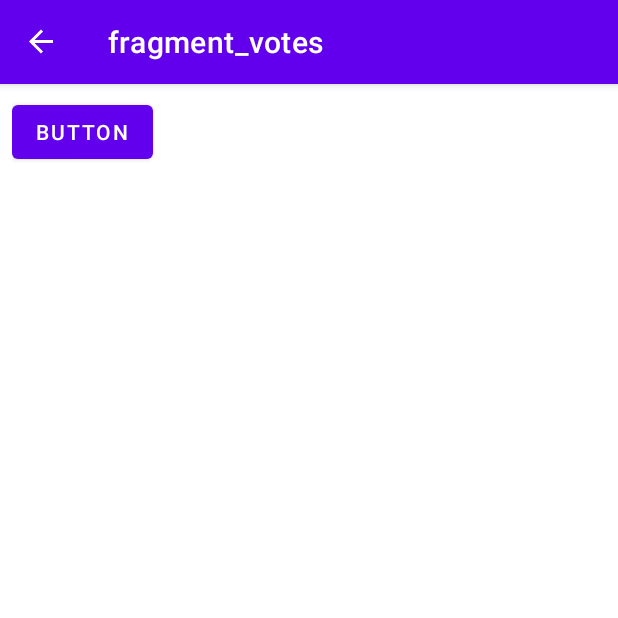
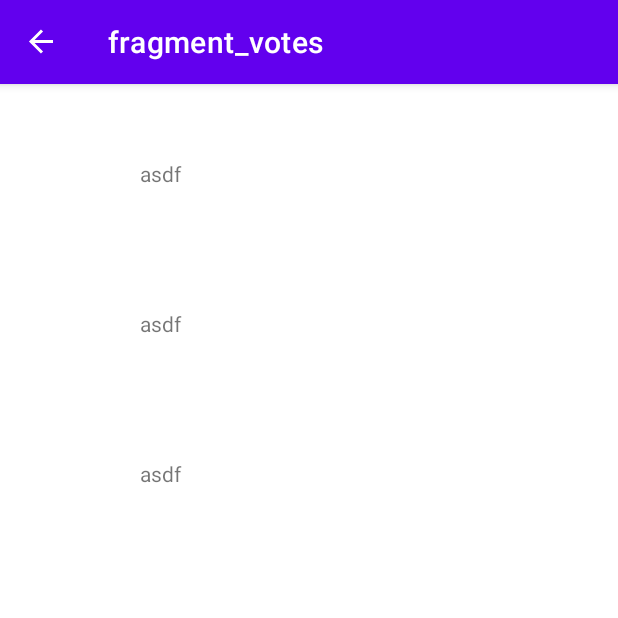
Before and after one commit to kyupkyup/politics_agora_android, an Android app: the Votes screen opened through its navigation route, on a phone screen of 412 x 824 dp, the top half of it. Run offline under Robolectric (Android 15) with nearby library versions, the phone set to English and light mode, and no system bars; our stand-ins replace navigation-ui.

Commit message:
선거 adapter 구현 및 테스트완료

```diff
--- /dev/null
+++ b/app/src/main/java/com/example/politicsagora/adapter/VoteListAdapter.kt
@@ -0,0 +1,40 @@
+package com.example.politicsagora.adapter
+
+import android.view.LayoutInflater
+import android.view.View
+import android.view.ViewGroup
+import android.widget.TextView
+import androidx.recyclerview.widget.RecyclerView
+import com.example.politicsagora.R
+import com.example.politicsagora.model.Candidate
+import com.example.politicsagora.model.Vote
+
+
+class VoteViewHolder(itemView : View) : RecyclerView.ViewHolder(itemView) {
+    val textView1 : TextView
+
+    init {
+        textView1 = itemView.findViewById(R.id.textView)
+    }
+}
+
+class VoteListAdapter :RecyclerView.Adapter<VoteViewHolder>() {
+    private var voteItems : List<Vote> = ArrayList<Vote>()
+
+    fun updateVoteItems( items : List<Vote>){
+        voteItems = items
+    }
+
+    override fun onCreateViewHolder(parent: ViewGroup, viewType: Int): VoteViewHolder {
+        val view = LayoutInflater.from(parent.context).inflate(R.layout.vote, parent, false)
+        return VoteViewHolder(view)
+    }
+
+    override fun onBindViewHolder(holder: VoteViewHolder, position: Int) {
+        holder.textView1.text = voteItems[position].sgId
+    }
+
+    override fun getItemCount(): Int {
+        return voteItems.size
+    }
+}
--- a/app/src/main/java/com/example/politicsagora/data/Candidate.kt
+++ /dev/null
@@ -1,4 +0,0 @@
-package com.example.politicsagora.data
-
-class Candidate {
-}
--- a/app/src/main/java/com/example/politicsagora/data/Vote.kt
+++ /dev/null
@@ -1,4 +0,0 @@
-package com.example.politicsagora.data
-
-class Vote {
-}
--- a/app/src/main/java/com/example/politicsagora/findByVote/Votes.kt
+++ b/app/src/main/java/com/example/politicsagora/findByVote/Votes.kt
@@ -8,7 +8,11 @@ import android.view.ViewGroup
 import android.widget.Button
 import androidx.navigation.Navigation.findNavController
 import androidx.navigation.fragment.findNavController
+import androidx.recyclerview.widget.LinearLayoutManager
+import androidx.recyclerview.widget.RecyclerView
 import com.example.politicsagora.R
+import com.example.politicsagora.adapter.VoteListAdapter
+import com.example.politicsagora.model.Vote
 
 // TODO: Rename parameter arguments, choose names that match
 // the fragment initialization parameters, e.g. ARG_ITEM_NUMBER
@@ -22,6 +26,8 @@ private const val ARG_PARAM2 = "param2"
  */
 class Votes : Fragment() {
 
+    private val layoutManager: RecyclerView.LayoutManager? = null
+
     override fun onCreateView(
         inflater: LayoutInflater, container: ViewGroup?,
         savedInstanceState: Bundle?
@@ -32,11 +38,20 @@ class Votes : Fragment() {
 
     override fun onViewCreated(view: View, savedInstanceState: Bundle?) {
         super.onViewCreated(view, savedInstanceState)
-        val button : Button = view.findViewById(R.id.button5)
-        button.setOnClickListener{
-            val action = VotesDirections.actionVotesToCandidatesOfVote()
-            findNavController().navigate(action)
+        val voteAdapter = VoteListAdapter()
+        val vote_recycler_view: RecyclerView = view.findViewById(R.id.vote_recycler_view)
+
+        vote_recycler_view.apply {
+            layoutManager = LinearLayoutManager(activity)
+            adapter = voteAdapter
         }
+
+        val items = listOf(
+            Vote("asdf", "asdf", "123", "1234"),
+            Vote("asdf", "asdf", "123", "1234"),
+            Vote("asdf", "asdf", "123", "1234")
+        )
+        voteAdapter.updateVoteItems(items)
 
     }
 }
--- /dev/null
+++ b/app/src/main/java/com/example/politicsagora/model/Vote.kt
@@ -0,0 +1,8 @@
+package com.example.politicsagora.model
+
+data class Vote (
+    var sgId : String,
+    var sgName : String,
+    var sgTypeCode : String,
+    var sgVoteData : String
+        )
--- /dev/null
+++ b/app/src/main/java/com/example/politicsagora/viewmodel/MainViewmodel.kt
@@ -0,0 +1,4 @@
+package com.example.politicsagora.viewmodel
+
+class MainViewmodel {
+}
--- a/app/src/main/res/layout/fragment_votes.xml
+++ b/app/src/main/res/layout/fragment_votes.xml
@@ -7,10 +7,15 @@
 
     <!-- TODO: Update blank fragment layout -->
 
-    <Button
-        android:id="@+id/button5"
-        android:layout_width="wrap_content"
-        android:layout_height="wrap_content"
-        android:text="Button" />
+    <androidx.constraintlayout.widget.ConstraintLayout
+        android:layout_width="match_parent"
+        android:layout_height="match_parent">
+
+        <androidx.recyclerview.widget.RecyclerView
+            android:id="@+id/vote_recycler_view"
+            android:layout_width="match_parent"
+            android:layout_height="match_parent"
+            />
+    </androidx.constraintlayout.widget.ConstraintLayout>
 
 </FrameLayout>
--- /dev/null
+++ b/app/src/main/res/layout/vote.xml
@@ -0,0 +1,14 @@
+<?xml version="1.0" encoding="utf-8"?>
+<LinearLayout xmlns:android="http://schemas.android.com/apk/res/android"
+    xmlns:tools="http://schemas.android.com/tools"
+    android:layout_width="match_parent"
+    android:layout_height="100dp"
+    android:orientation="vertical">
+
+    <TextView
+        android:id="@+id/textView"
+        android:layout_width="198dp"
+        android:layout_height="104dp"
+        android:gravity="center"
+        android:text="vote item" />
+</LinearLayout>
```
Also changed, not shown: app/build.gradle (+7 -1 lines), app/src/main/java/com/example/politicsagora/adapter/CanditatesListAdapter.kt (added, +37 -0 lines), app/src/main/java/com/example/politicsagora/model/Candidate.kt (added, +51 -0 lines), app/src/main/res/layout/candidate.xml (added, +15 -0 lines), gradle/wrapper/gradle-wrapper.properties.
